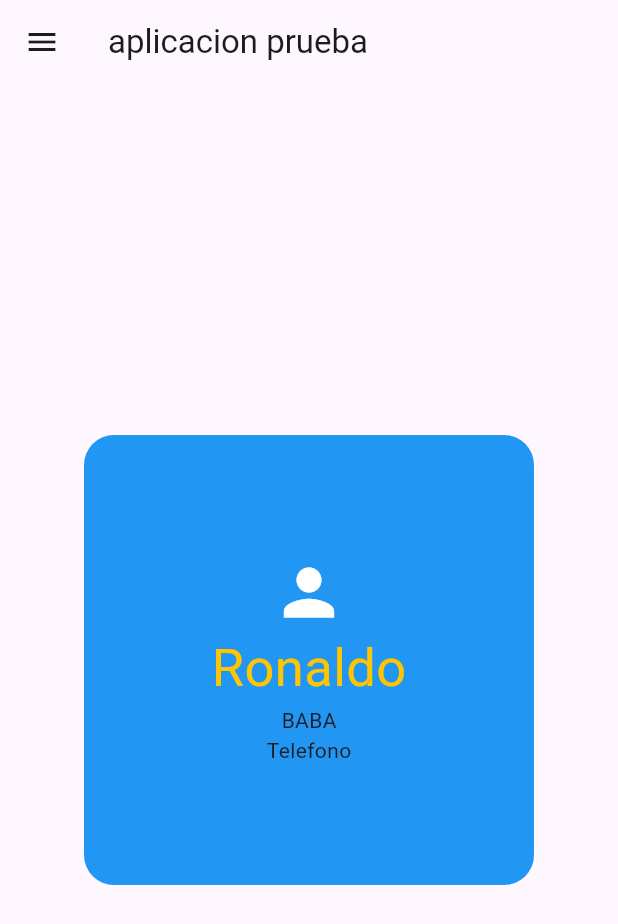
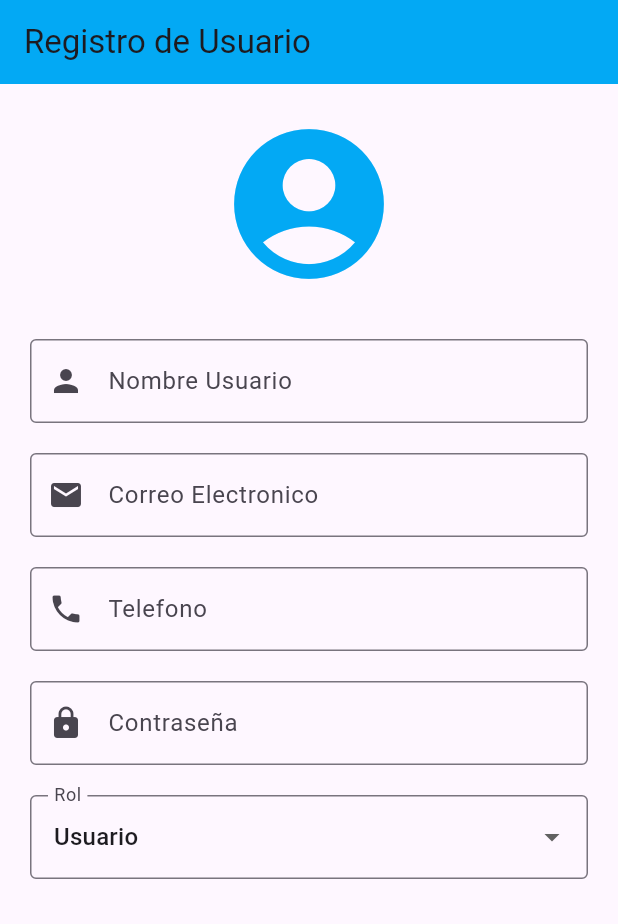
Before and after one commit to RonaldoBarragan/FlutterInt, a Flutter app: the screen it shows after launch, on a phone screen of 412 x 824 dp. Shown: the top 924 px of the screen. Run offline on Flutter 3.47's test engine with Material 3 defaults, Android fonts, the phone set to English and light mode, and no system bars.

Commit message:
tipos de entrada en un formulario

```diff
--- /dev/null
+++ b/lib/formulario.dart
@@ -0,0 +1,140 @@
+import 'package:flutter/material.dart';
+import 'package:flutter/services.dart';
+
+
+class RegistroUsuario extends StatelessWidget {
+  const RegistroUsuario({super.key});
+
+  @override
+  Widget build(BuildContext context) {
+    return const MaterialApp(
+      debugShowCheckedModeBanner: false,
+      home: Formulario(),
+    );
+  }
+}
+
+class Formulario extends StatefulWidget {
+  const Formulario({super.key});
+
+  @override
+  State<Formulario> createState() => _FormularioState();
+}
+
+class _FormularioState extends State<Formulario> {
+  final _formkey = GlobalKey<FormState>();
+  // CONTROLADORES
+  final nombreController = TextEditingController();
+  final emailController = TextEditingController();
+  final  phoneController = TextEditingController();
+  final passwordController = TextEditingController();
+
+
+  //variables del sistema
+  String rol = 'Usuario';
+  //final List<String> rol = ['Opción 1', 'Opción 2', 'Opción 3', 'Opción 4'];
+
+
+
+  @override
+  Widget build(BuildContext context) {
+    return Scaffold(
+      appBar: AppBar(
+        title: const Text("Registro de Usuario"),
+        backgroundColor: Colors.lightBlue,
+      ),
+      body: SingleChildScrollView(
+        padding: const EdgeInsets.all(20),
+        child: Form(
+          key: _formkey,
+          child: Column(
+            children: [
+              const Icon(
+                Icons.account_circle,
+                size: 120,
+               color: Colors.lightBlue,
+              ),
+              SizedBox(height: 30),
+              TextFormField(
+                controller: nombreController,
+                decoration: InputDecoration(
+                  labelText: "Nombre Usuario",
+                  border: OutlineInputBorder(),
+                  prefixIcon: Icon(Icons.person),
+                ),
+              ),
+              const SizedBox(height: 20,),
+              TextFormField(
+                controller:  emailController,
+                keyboardType:  TextInputType.emailAddress,
+                decoration: const InputDecoration(
+                  labelText: 'Correo Electronico',
+                  border: OutlineInputBorder(),
+                  prefixIcon: Icon(Icons.email)
+
+                ),
+              ),
+              const SizedBox(height: 20,),
+              TextFormField(
+                controller: phoneController,
+                keyboardType: TextInputType.phone,
+                inputFormatters: [
+                FilteringTextInputFormatter.digitsOnly,
+                ],
+                decoration: const InputDecoration(
+                  labelText: 'Telefono',
+                  border: OutlineInputBorder(),
+                  prefixIcon: Icon(Icons.phone)
+                ),
+
+              ),
+              const SizedBox(height: 20,),
+              TextFormField(
+                controller: passwordController,
+                obscureText: true,
+                decoration: const InputDecoration(
+                  labelText: 'Contraseña',
+                  border: OutlineInputBorder(),
+                  prefixIcon: Icon(Icons.lock)
+                ),
+
+              ),
+              const SizedBox(height: 20,),
+              DropdownButtonFormField(
+                value: rol,
+                decoration: const InputDecoration(
+                  labelText: 'Rol',
+                  border: OutlineInputBorder(),
+                ),
+                items: const [
+                  DropdownMenuItem(
+                  value: 'Usuario',
+                  child:  Text('Usuario')
+
+                  ),
+                  DropdownMenuItem(
+                  value: 'Cliente',
+                  child:  Text('Cliente')
+
+                  ),
+                  DropdownMenuItem(
+                  value: 'Administrador',
+                  child:  Text('Administrador')
+
+                  )
+
+                ],
+                onChanged: (value){
+                  setState(() {
+                    rol = value!;
+                  });
+                },
+
+              ),
+            ],
+          ),
+        ),
+      ),
+    );
+  }
+}
--- a/lib/main.dart
+++ b/lib/main.dart
@@ -1,5 +1,14 @@
+import 'package:aplication_1/formulario.dart';
 import 'package:flutter/material.dart';
-import 'Principal.dart';
+
 void main() {
-  runApp(const Principal());
+
+  runApp(
+
+    const MaterialApp(
+      debugShowCheckedModeBanner: false,
+      home: Formulario(),
+    ),
+
+  );
 }
```
